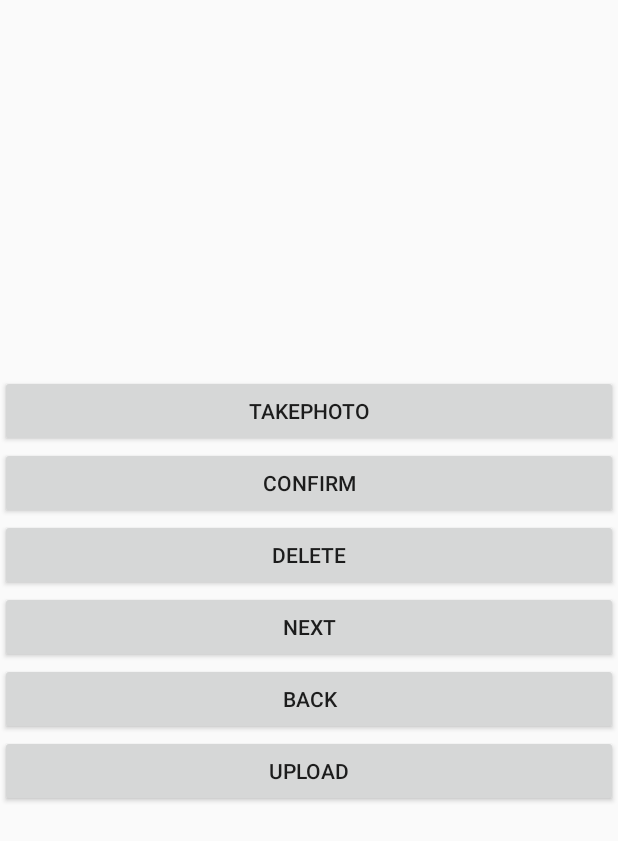
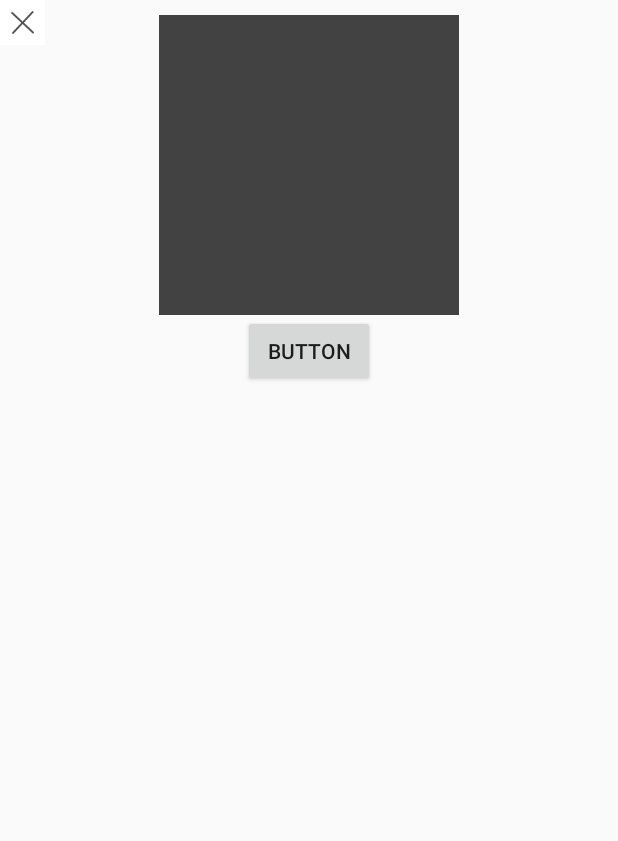
Before and after one commit to CMPUT301W18T17/TheProfessionals, an Android app: the RequesterAddTaskActivity screen opened directly, with no data from a screen before it, after a tap on an icon or button, on a phone screen of 412 x 824 dp. Shown: the top 841 px of the screen. Run offline under Robolectric (Android 15) with nearby library versions, the phone set to English and light mode, and no system bars; libraries missing offline, so code that uses them is left out: com.searchly.jestdroid, io.searchbox.client, io.searchbox.core; pictures from the network do not load; Roboto replaces fonts that are not available here.

Commit message:
suggested change

```diff
--- a/app/src/main/AndroidManifest.xml
+++ b/app/src/main/AndroidManifest.xml
@@ -101,6 +101,7 @@
             </intent-filter>
         </activity>
         <activity android:name=".TaskReviewpPhotoActivity"></activity>
+        <activity android:name=".TaskPhotoActivity2"></activity>
     </application>
 
 </manifest>
--- a/app/src/main/java/professional/team17/com/professional/RequesterTaskActivity.java
+++ b/app/src/main/java/professional/team17/com/professional/RequesterTaskActivity.java
@@ -90,7 +90,7 @@ public abstract class RequesterTaskActivity extends Navigation{
              @Override
                 public void onClick(View v) {
                 //changeActivity(TaskPhotoActivity.class);
-                 Intent intent = new Intent( RequesterTaskActivity.this, TaskPhotoActivity.class);
+                 Intent intent = new Intent( RequesterTaskActivity.this, TaskPhotoActivity2.class);
                  intent.putStringArrayListExtra("photos", photos);
                  startActivityForResult(intent, 0);
 
--- /dev/null
+++ b/app/src/main/java/professional/team17/com/professional/TaskPhotoActivity2.java
@@ -0,0 +1,184 @@
+package professional.team17.com.professional;
+
+import android.app.Activity;
+import android.app.AlertDialog;
+import android.content.DialogInterface;
+import android.content.Intent;
+import android.graphics.Bitmap;
+import android.graphics.drawable.BitmapDrawable;
+import android.net.Uri;
+import android.os.Bundle;
+import android.provider.MediaStore;
+import android.support.v7.app.AppCompatActivity;
+import android.util.Base64;
+import android.util.Log;
+import android.view.View;
+import android.widget.AdapterView;
+import android.widget.Button;
+import android.widget.GridView;
+import android.widget.ImageButton;
+import android.widget.ImageView;
+import android.widget.TextView;
+
+import com.bumptech.glide.Glide;
+
+import java.io.ByteArrayOutputStream;
+import java.util.ArrayList;
+// basically here I keep two arrayList one is for string (to upload) one is for bitmap(to delete)
+
+public class TaskPhotoActivity2 extends AppCompatActivity {
+    TextView errorBox;
+    private ImageView imageUpload;
+    private ImageButton back;
+    private Button addphoto;
+    Integer k = 0;
+    Integer j = 0;
+    String a;
+    private ArrayList<String> photos;
+    private GridView gridView;
+    private Bitmap bmp;
+    private GridViewAdapter gridViewAdapter;
+    private static final int RESULT_LOAD_IMAGE = 1;
+    private static final int CAMERA_REQUEST = 2;
+
+    @Override
+    protected void onCreate(Bundle savedInstanceState) {
+        super.onCreate(savedInstanceState);
+        setContentView(R.layout.photo_view2);
+        photos = new ArrayList<String>();
+        getPhotos();
+
+        back = (ImageButton) findViewById(R.id.requester_photo_back);
+        gridView = (GridView) findViewById(R.id.requester_taskPhotoGrid);
+        addphoto = (Button) findViewById(R.id.requesteraddphoto);
+
+        back.setOnClickListener(new View.OnClickListener() {
+            @Override
+            public void onClick(View view) {
+                Intent yourIntent = new Intent();
+                yourIntent.putStringArrayListExtra("yourImage", photos);
+                setResult(Activity.RESULT_OK, yourIntent);
+                finish();
+            }
+        });
+
+        gridViewAdapter = new GridViewAdapter(this, photos);
+        gridView.setAdapter(gridViewAdapter);
+        gridViewAdapter.notifyDataSetChanged();
+
+        ImageView photoView = (ImageView) findViewById(R.id.gridPhotoView);
+        gridView.setOnItemClickListener(new AdapterView.OnItemClickListener() {
+            @Override
+            public void onItemClick(AdapterView<?> parent, View view, int position, long id) {
+                Log.i("ITEM_CLICKED", "" + (String) (gridView.getItemAtPosition(position)));
+
+                String photo = photos.get(position);
+                setImage(photo);
+
+            }
+        });
+
+    }
+
+    public void getPhotos(){
+        Intent intent = getIntent();
+        photos = intent.getStringArrayListExtra("photos");
+        //photos = new ArrayList<String>();
+    }
+
+
+    //@Override
+    //protected void onActivityResult(int requestCode, int resultCode, Intent data) {
+    //super.onActivityResult(requestCode, resultCode, data);
+    //if((requestCode == RESULT_LOAD_IMAGE && resultCode == RESULT_OK && data != null) || (requestCode == CAMERA_REQUEST && resultCode == Activity.RESULT_OK)){
+    //Uri selectedImage = data.getData();
+    //imageUpload.setImageURI(selectedImage);
+    //selectedImageName = selectedImage.getLastPathSegment();
+
+    //}
+    //}
+    @Override
+    protected void onActivityResult(int requestCode, int resultCode, Intent data) {
+        super.onActivityResult(requestCode, resultCode, data);
+        if (resultCode == Activity.RESULT_OK && data != null) {
+            switch (requestCode) {
+                case RESULT_LOAD_IMAGE:
+                    Uri selectedImage = data.getData();
+                    imageUpload.setImageURI(selectedImage);
+                    break;
+                case CAMERA_REQUEST:
+                    Bitmap photo = (Bitmap) data.getExtras().get("data");
+                    imageUpload.setImageBitmap(photo);
+                    break;
+            }
+                bmp = ((BitmapDrawable) imageUpload.getDrawable()).getBitmap();
+                ByteArrayOutputStream bao = new ByteArrayOutputStream();
+                bmp.compress(Bitmap.CompressFormat.PNG, 50, bao);
+                bmp = compressFunction(bmp);
+                String photo1 = toBase64(bmp);
+                photos.add(photo1);
+
+
+        }
+    }
+
+    public void addPhoto(View v){
+        photoDialog();
+
+    }
+
+
+
+
+    public Bitmap compressFunction(Bitmap bitmap) {
+        int newWidth = 64;
+        int newHeight = 64;
+        Bitmap newBitmap = Bitmap.createScaledBitmap(bitmap, newWidth, newHeight, true);
+        return newBitmap;
+    }
+    public String toBase64(Bitmap bitmap) {
+        ByteArrayOutputStream byteArrayOutputStream = new ByteArrayOutputStream();
+        bitmap.compress(Bitmap.CompressFormat.PNG, 100, byteArrayOutputStream);
+        byte[] byteArray = byteArrayOutputStream .toByteArray();
+        return Base64.encodeToString(byteArray, Base64.DEFAULT);
+    }
+
+    public void setImage(String photo) {
+        byte[] decodedString = Base64.decode(photo, Base64.DEFAULT);
+        Glide.with(TaskPhotoActivity2.this)
+                .load(decodedString)
+                .asBitmap()
+                //.placeholder(R.drawable.ic_broken)
+                .into(imageUpload);
+    }
+
+
+    public void photoDialog(){
+        new AlertDialog.Builder(this)
+                .setTitle("Attention")
+                .setMessage("Please choose your way to pick photo.")
+                .setCancelable(true)
+                .setPositiveButton("From File", new DialogInterface.OnClickListener() {
+                    public void onClick(DialogInterface dialog, int which) {
+                        toGallery();
+                    }
+                })
+                .setNegativeButton("Using Camera", new DialogInterface.OnClickListener() {
+                    public void onClick(DialogInterface dialog, int which) {
+                        toCamera();
+                    }
+                })
+                .create()
+                .show();
+    }
+
+    private void toGallery(){
+        Intent intent = new Intent(Intent.ACTION_PICK, MediaStore.Images.Media.EXTERNAL_CONTENT_URI);
+        startActivityForResult(intent, RESULT_LOAD_IMAGE);
+    }
+
+    private void toCamera(){
+        Intent intent = new Intent(MediaStore.ACTION_IMAGE_CAPTURE);
+        startActivityForResult(intent, CAMERA_REQUEST);
+    }
+}
--- /dev/null
+++ b/app/src/main/res/layout/photo_view2.xml
@@ -0,0 +1,66 @@
+<?xml version="1.0" encoding="utf-8"?>
+<android.support.constraint.ConstraintLayout xmlns:android="http://schemas.android.com/apk/res/android"
+    xmlns:app="http://schemas.android.com/apk/res-auto"
+    xmlns:tools="http://schemas.android.com/tools"
+    android:id="@+id/ConstrainLayout"
+    android:layout_width="match_parent"
+    android:layout_height="match_parent"
+    tools:context="professional.team17.com.professional.TaskPhotoActivity">
+
+    <ImageButton
+        android:id="@+id/requester_photo_back"
+        android:layout_width="30dp"
+        android:layout_height="30dp"
+        android:background="#ffffff"
+        android:onClick="blowup"
+        android:scaleType="fitCenter"
+        app:layout_constraintStart_toStartOf="parent"
+        app:layout_constraintTop_toTopOf="parent"
+        app:srcCompat="@drawable/back_icon" />
+
+    <Button
+        android:id="@+id/requesteraddphoto"
+        android:layout_width="wrap_content"
+        android:layout_height="wrap_content"
+        android:layout_marginBottom="8dp"
+        android:layout_marginEnd="8dp"
+        android:layout_marginStart="8dp"
+        android:onClick="addPhoto"
+        android:text="Button"
+        app:layout_constraintBottom_toTopOf="@+id/taskPhotoGrid"
+        app:layout_constraintEnd_toEndOf="parent"
+        app:layout_constraintStart_toStartOf="parent"
+        app:layout_constraintTop_toBottomOf="@+id/imageView4" />
+
+    <ImageView
+        android:id="@+id/imageView4"
+        android:layout_width="200dp"
+        android:layout_height="200dp"
+        android:layout_margin="10dp"
+        android:layout_marginBottom="16dp"
+        android:layout_marginEnd="8dp"
+        android:layout_marginTop="8dp"
+        app:layout_constraintBottom_toTopOf="@+id/taskPhotoGrid"
+        app:layout_constraintEnd_toEndOf="parent"
+        app:layout_constraintStart_toStartOf="parent"
+        app:layout_constraintTop_toTopOf="parent"
+        app:srcCompat="@color/cardview_dark_background" />
+
+    <GridView
+        android:id="@+id/requester_taskPhotoGrid"
+        android:layout_width="368dp"
+        android:layout_height="200dp"
+        android:layout_marginBottom="16dp"
+        android:layout_marginEnd="8dp"
+        android:layout_marginStart="8dp"
+        android:columnWidth="50dp"
+        android:horizontalSpacing="10dp"
+        android:numColumns="5"
+        android:rowHeight="50dp"
+        android:verticalSpacing="10dp"
+        app:layout_constraintBottom_toBottomOf="parent"
+        app:layout_constraintEnd_toEndOf="parent"
+        app:layout_constraintHorizontal_bias="1.0"
+        app:layout_constraintStart_toStartOf="parent" />
+
+</android.support.constraint.ConstraintLayout>
```
